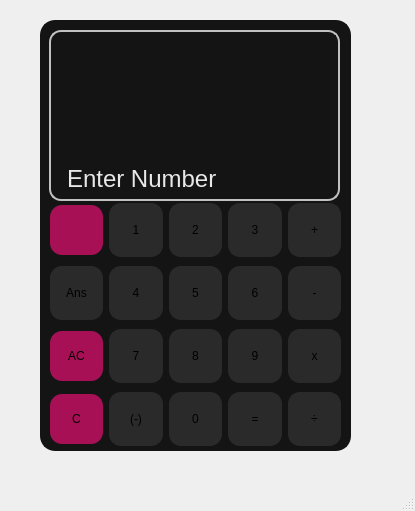
Above: Calculator/mainwindow.ui from dsowz007/SimpleCalculator before the change. Below: the same form after it.
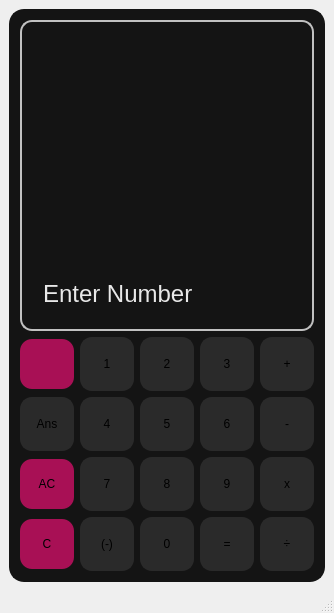
That is the form after the change. Icons and pictures are not drawn.

The edit to the form file:
```diff
--- a/Calculator/mainwindow.ui
+++ b/Calculator/mainwindow.ui
@@ -6,23 +6,17 @@
    <rect>
     <x>0</x>
     <y>0</y>
-    <width>415</width>
-    <height>511</height>
+    <width>334</width>
+    <height>613</height>
    </rect>
   </property>
   <property name="windowTitle">
    <string>MainWindow</string>
   </property>
   <widget class="QWidget" name="centralwidget">
+   <layout class="QGridLayout" name="gridLayout">
+    <item row="0" column="0">
    <widget class="QFrame" name="mainFrame">
-    <property name="geometry">
-     <rect>
-      <x>40</x>
-      <y>20</y>
-      <width>311</width>
-      <height>431</height>
-     </rect>
-    </property>
     <property name="styleSheet">
      <string notr="true">QFrame {
 	border: 2px solid rgb(20, 20, 20);
@@ -39,15 +33,9 @@
     <property name="lineWidth">
      <number>2</number>
     </property>
+      <layout class="QVBoxLayout" name="verticalLayout_2">
+       <item>
     <widget class="QFrame" name="screenFrame">
-     <property name="geometry">
-      <rect>
-       <x>9</x>
-       <y>10</y>
-       <width>291</width>
-       <height>171</height>
-      </rect>
-     </property>
      <property name="styleSheet">
       <string notr="true">QFrame {
 	border: 2px solid rgb(193, 193, 193);
@@ -60,16 +48,138 @@
      <property name="frameShadow">
       <enum>QFrame::Shadow::Raised</enum>
      </property>
-    </widget>
-    <widget class="QWidget" name="gridLayoutWidget">
-     <property name="geometry">
-      <rect>
-       <x>10</x>
-       <y>180</y>
-       <width>291</width>
-       <height>251</height>
-      </rect>
-     </property>
+         <layout class="QVBoxLayout" name="verticalLayout">
+          <property name="leftMargin">
+           <number>6</number>
+          </property>
+          <property name="topMargin">
+           <number>2</number>
+          </property>
+          <property name="rightMargin">
+           <number>6</number>
+          </property>
+          <property name="bottomMargin">
+           <number>2</number>
+          </property>
+          <item>
+           <layout class="QVBoxLayout" name="screenLayout">
+            <property name="leftMargin">
+             <number>5</number>
+            </property>
+            <property name="topMargin">
+             <number>5</number>
+            </property>
+            <property name="rightMargin">
+             <number>5</number>
+            </property>
+            <property name="bottomMargin">
+             <number>6</number>
+            </property>
+            <item>
+             <widget class="QLabel" name="saveDisplay4">
+              <property name="styleSheet">
+               <string notr="true">QLabel {
+	border: 0px;
+}</string>
+              </property>
+              <property name="text">
+               <string/>
+              </property>
+              <property name="indent">
+               <number>10</number>
+              </property>
+             </widget>
+            </item>
+            <item>
+             <widget class="QLabel" name="saveDisplay3">
+              <property name="styleSheet">
+               <string notr="true">QLabel {
+	border: 0px;
+}</string>
+              </property>
+              <property name="text">
+               <string/>
+              </property>
+              <property name="indent">
+               <number>10</number>
+              </property>
+             </widget>
+            </item>
+            <item>
+             <widget class="QLabel" name="saveDisplay2">
+              <property name="styleSheet">
+               <string notr="true">QLabel {
+	border: 0px;
+}</string>
+              </property>
+              <property name="text">
+               <string/>
+              </property>
+              <property name="indent">
+               <number>10</number>
+              </property>
+             </widget>
+            </item>
+            <item>
+             <widget class="QLabel" name="saveDisplay1">
+              <property name="styleSheet">
+               <string notr="true">QLabel {
+	border: 0px;
+}</string>
+              </property>
+              <property name="text">
+               <string/>
+              </property>
+              <property name="indent">
+               <number>10</number>
+              </property>
+             </widget>
+            </item>
+            <item>
+             <widget class="QLabel" name="inputDisplay">
+              <property name="font">
+               <font>
+                <pointsize>18</pointsize>
+               </font>
+              </property>
+              <property name="styleSheet">
+               <string notr="true">QLabel {
+	color: #e8e8e8;
+	border: 0px;
+}</string>
+              </property>
+              <property name="frameShape">
+               <enum>QFrame::Shape::NoFrame</enum>
+              </property>
+              <property name="lineWidth">
+               <number>1</number>
+              </property>
+              <property name="text">
+               <string>Enter Number</string>
+              </property>
+              <property name="textFormat">
+               <enum>Qt::TextFormat::AutoText</enum>
+              </property>
+              <property name="scaledContents">
+               <bool>false</bool>
+              </property>
+              <property name="alignment">
+               <set>Qt::AlignmentFlag::AlignLeading|Qt::AlignmentFlag::AlignLeft|Qt::AlignmentFlag::AlignVCenter</set>
+              </property>
+              <property name="margin">
+               <number>0</number>
+              </property>
+              <property name="indent">
+               <number>10</number>
+              </property>
+             </widget>
+            </item>
+           </layout>
+          </item>
+         </layout>
+        </widget>
+       </item>
+       <item>
      <layout class="QGridLayout" name="buttonLayout" rowstretch="0,0,0,0,0" columnstretch="0,0,0,0,0">
       <property name="sizeConstraint">
        <enum>QLayout::SizeConstraint::SetDefaultConstraint</enum>
@@ -481,107 +591,11 @@
        </widget>
       </item>
      </layout>
-    </widget>
-    <widget class="QWidget" name="verticalLayoutWidget">
-     <property name="geometry">
-      <rect>
-       <x>10</x>
-       <y>10</y>
-       <width>291</width>
-       <height>171</height>
-      </rect>
-     </property>
-     <layout class="QVBoxLayout" name="screenLayout">
-      <property name="leftMargin">
-       <number>5</number>
-      </property>
-      <property name="topMargin">
-       <number>5</number>
-      </property>
-      <property name="rightMargin">
-       <number>5</number>
-      </property>
-      <property name="bottomMargin">
-       <number>6</number>
-      </property>
-      <item>
-       <widget class="QLabel" name="saveDisplay4">
-        <property name="text">
-         <string/>
-        </property>
-        <property name="indent">
-         <number>10</number>
-        </property>
-       </widget>
-      </item>
-      <item>
-       <widget class="QLabel" name="saveDisplay3">
-        <property name="text">
-         <string/>
-        </property>
-        <property name="indent">
-         <number>10</number>
-        </property>
-       </widget>
-      </item>
-      <item>
-       <widget class="QLabel" name="saveDisplay2">
-        <property name="text">
-         <string/>
-        </property>
-        <property name="indent">
-         <number>10</number>
-        </property>
-       </widget>
-      </item>
-      <item>
-       <widget class="QLabel" name="saveDisplay1">
-        <property name="text">
-         <string/>
-        </property>
-        <property name="indent">
-         <number>10</number>
-        </property>
-       </widget>
-      </item>
-      <item>
-       <widget class="QLabel" name="inputDisplay">
-        <property name="font">
-         <font>
-          <pointsize>18</pointsize>
-         </font>
-        </property>
-        <property name="styleSheet">
-         <string notr="true">QLabel {
-	color: #e8e8e8;
-}</string>
-        </property>
-        <property name="frameShape">
-         <enum>QFrame::Shape::NoFrame</enum>
-        </property>
-        <property name="text">
-         <string>Enter Number</string>
-        </property>
-        <property name="textFormat">
-         <enum>Qt::TextFormat::AutoText</enum>
-        </property>
-        <property name="scaledContents">
-         <bool>false</bool>
-        </property>
-        <property name="alignment">
-         <set>Qt::AlignmentFlag::AlignLeading|Qt::AlignmentFlag::AlignLeft|Qt::AlignmentFlag::AlignVCenter</set>
-        </property>
-        <property name="margin">
-         <number>0</number>
-        </property>
-        <property name="indent">
-         <number>10</number>
-        </property>
-       </widget>
-      </item>
-     </layout>
-    </widget>
-   </widget>
+       </item>
+      </layout>
+     </widget>
+    </item>
+   </layout>
   </widget>
   <widget class="QMenuBar" name="menubar">
    <property name="geometry">
```
Left out of the diff: 2 changed lines with no effect on the pictures. Lines whose indentation alone changed are shown as unchanged.
